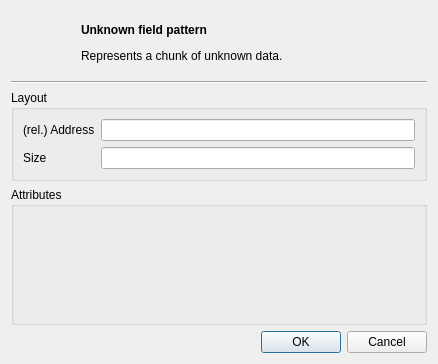
Qt form src/unknownpatterndialog.ui (dmr-tools/anytone-emu) before a commit.
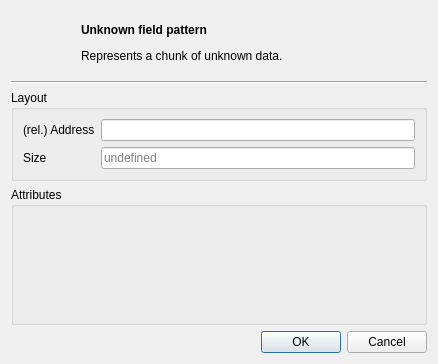
The same form after that commit. Custom widgets are drawn as their Qt base class.

```diff
--- a/src/unknownpatterndialog.ui
+++ b/src/unknownpatterndialog.ui
@@ -82,7 +82,11 @@
        </widget>
       </item>
       <item row="1" column="1">
-       <widget class="QLineEdit" name="size"/>
+       <widget class="QLineEdit" name="size">
+        <property name="placeholderText">
+         <string>undefined</string>
+        </property>
+       </widget>
       </item>
      </layout>
     </widget>
```
